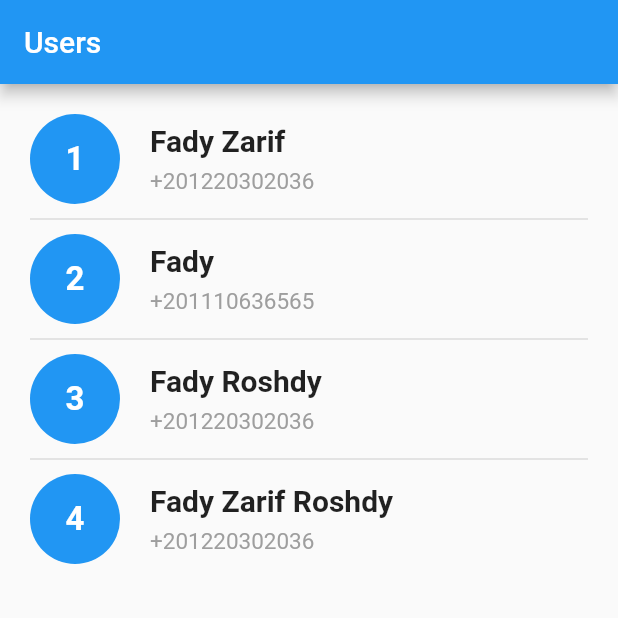
After one commit to FadyZarif/messenger_desgin, a Flutter app: the screen it shows after launch, on a phone screen of 412 x 824 dp, the top half of it. The commit adds this screen. Run offline on Flutter 3.47's test engine with Material 2 defaults, Android fonts, the phone set to English and light mode, and no system bars.

Commit message:
users_screen

```diff
--- a/lib/main.dart
+++ b/lib/main.dart
@@ -1,3 +1,4 @@
+import 'package:abdullah_mansour/users_screen.dart';
 import 'package:flutter/material.dart';
 
 import 'home_screen.dart';
@@ -27,7 +28,7 @@ class MyApp extends StatelessWidget {
         // is not restarted.
         primarySwatch: Colors.blue,
       ),
-      home: const HomeScreen(),
+      home: UsersScreen(),
     );
   }
 }
--- /dev/null
+++ b/lib/users_screen.dart
@@ -0,0 +1,74 @@
+import 'package:flutter/material.dart';
+
+class UsersModel{
+  final int id;
+  final String number,name;
+  UsersModel(
+      this.id,
+      this.name,
+      this.number
+      );
+}
+
+class UsersScreen extends StatefulWidget {
+  const UsersScreen({Key? key}) : super(key: key);
+
+  @override
+  State<UsersScreen> createState() => _UsersScreenState();
+}
+
+class _UsersScreenState extends State<UsersScreen> {
+  List<UsersModel> users = [
+    UsersModel(1, 'Fady Zarif', "+201220302036"),
+    UsersModel(2, 'Fady', "+201110636565"),
+    UsersModel(3, 'Fady Roshdy', "+201220302036"),
+    UsersModel(4, 'Fady Zarif Roshdy', "+201220302036"),
+
+  ];
+  @override
+  Widget build(BuildContext context) {
+    return Scaffold(
+      appBar: AppBar(
+        title: const Text("Users"),
+      ),
+      body: Padding(
+        padding:  const EdgeInsets.all(20),
+        child: ListView.separated(
+            itemBuilder: (context,i)=>buildUsersList(users[i]),
+            separatorBuilder: (context,i)=>const Divider(color: Colors.black12,thickness: 1,height: 20),
+            itemCount: users.length
+        ),
+      ),
+    );
+  }
+}
+
+Widget buildUsersList(UsersModel userData){
+  return Row(
+    crossAxisAlignment: CrossAxisAlignment.start,
+    children:  [
+      CircleAvatar(
+        backgroundColor: Colors.blue,
+        radius: 30,
+        child: Text("${userData.id}",style: const TextStyle(fontSize: 22,color: Colors.white,fontWeight: FontWeight.bold),),
+      ),
+      const SizedBox(
+        width: 20,
+      ),
+      Expanded(
+        child: SizedBox(
+          height: 60,
+          child: Column(
+            mainAxisAlignment: MainAxisAlignment.center,
+            crossAxisAlignment: CrossAxisAlignment.start,
+            children:  [
+              Text(userData.name,maxLines: 1,overflow: TextOverflow.ellipsis,style: const TextStyle(fontSize: 20,fontWeight: FontWeight.bold)),
+              const Divider(thickness: 0,color: Colors.transparent,height: 7,),
+              Text(userData.number,maxLines: 1,overflow: TextOverflow.ellipsis,style: const TextStyle(fontSize: 15,color: Colors.grey),)
+            ],
+          ),
+        ),
+      )
+    ],
+  );
+}
```
